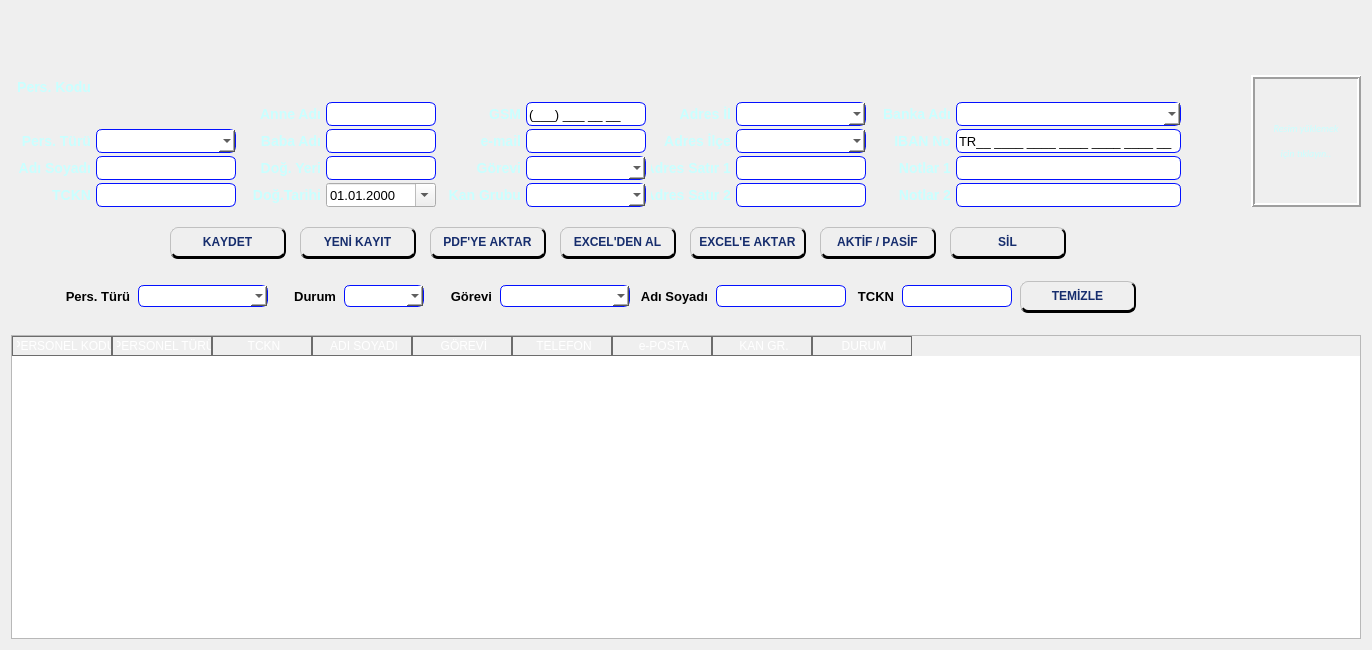
Old version of the form ui/ui_files/employees_window.ui in the repository AyhanErcan70/SATTUP.
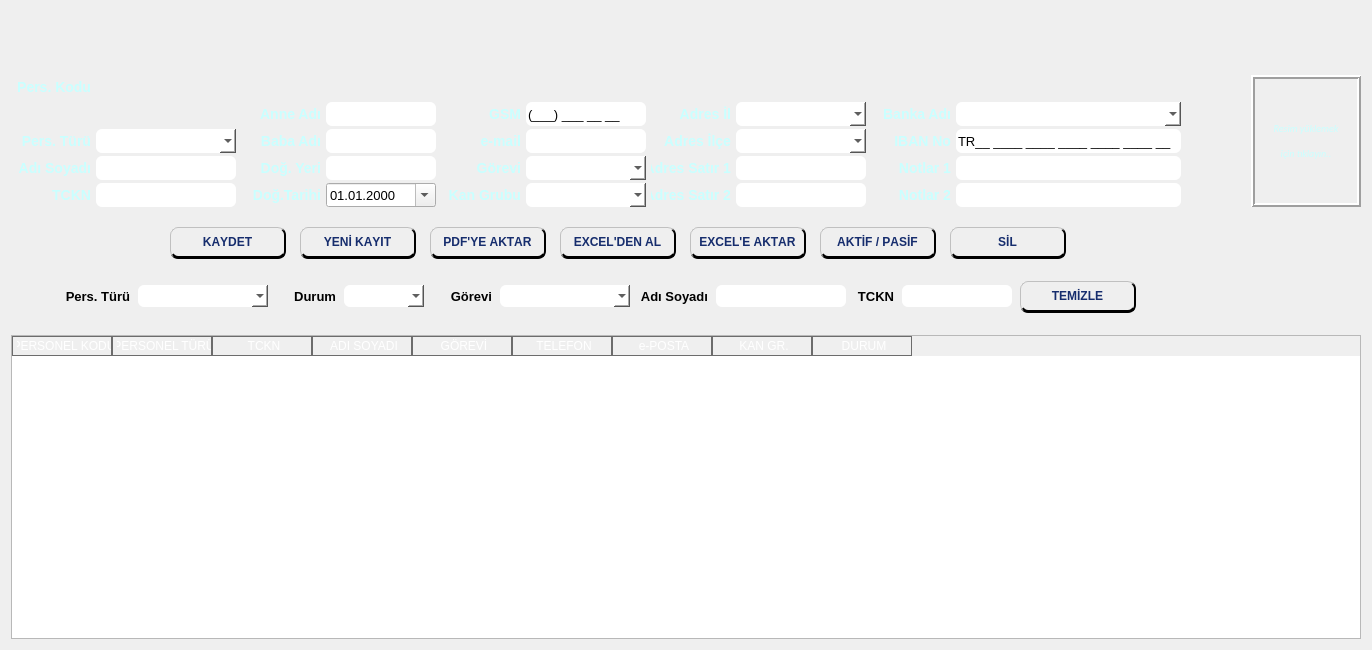
New version of the form. Icons and pictures are not drawn.

Commit message: employees_forgot

```diff
--- a/ui/ui_files/employees_window.ui
+++ b/ui/ui_files/employees_window.ui
@@ -34,7 +34,6 @@
 }
 QFrame QLineEdit, QFrame QComboBox, QFrame QateEdit {
 	background-color: #fff;
-	border: 1px solid #0310ff;
 	border-radius: 6px;
 } 
 QFrame QLineEdit:focus, QFrame QComboBox:focus, QFrame QateEdit:focus {
```
